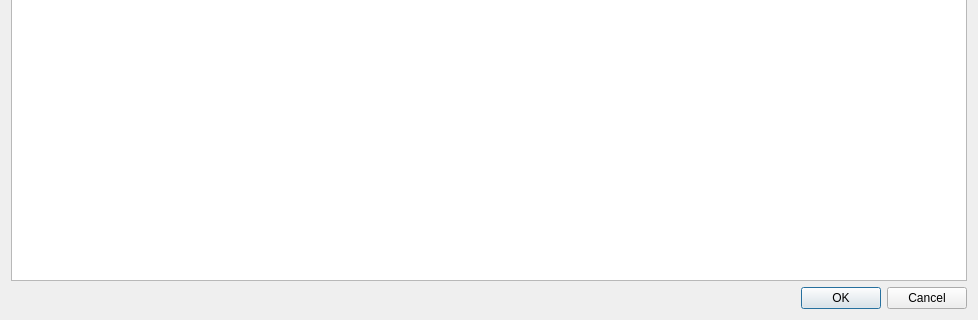
First picture: the form in src/plugins/azoth/sslerrorsdialog.ui, repository 0xd34df00d/leechcraft, before the edit; both pictures show x 0 to 978 and y 412 to 732 of the 978 by 732 pixel window.
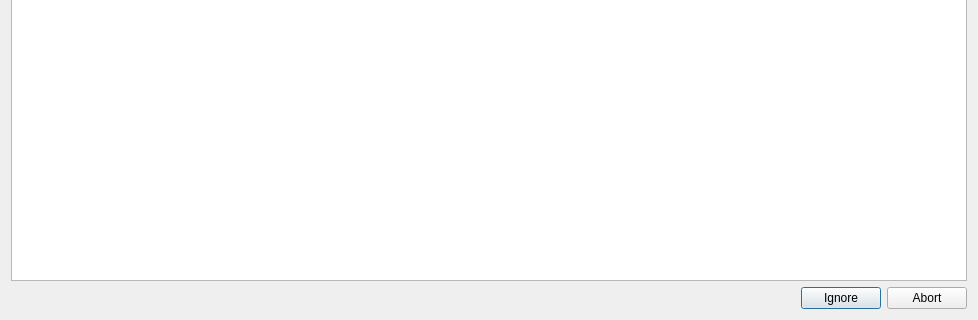
Second picture: the form after the edit.

Commit message: [Azoth] Better button names for SslErrorsDialog.

```diff
--- a/src/plugins/azoth/sslerrorsdialog.ui
+++ b/src/plugins/azoth/sslerrorsdialog.ui
@@ -44,7 +44,7 @@
       <enum>Qt::Horizontal</enum>
      </property>
      <property name="standardButtons">
-      <set>QDialogButtonBox::Cancel|QDialogButtonBox::Ok</set>
+      <set>QDialogButtonBox::Abort|QDialogButtonBox::Ignore</set>
      </property>
     </widget>
    </item>
```
